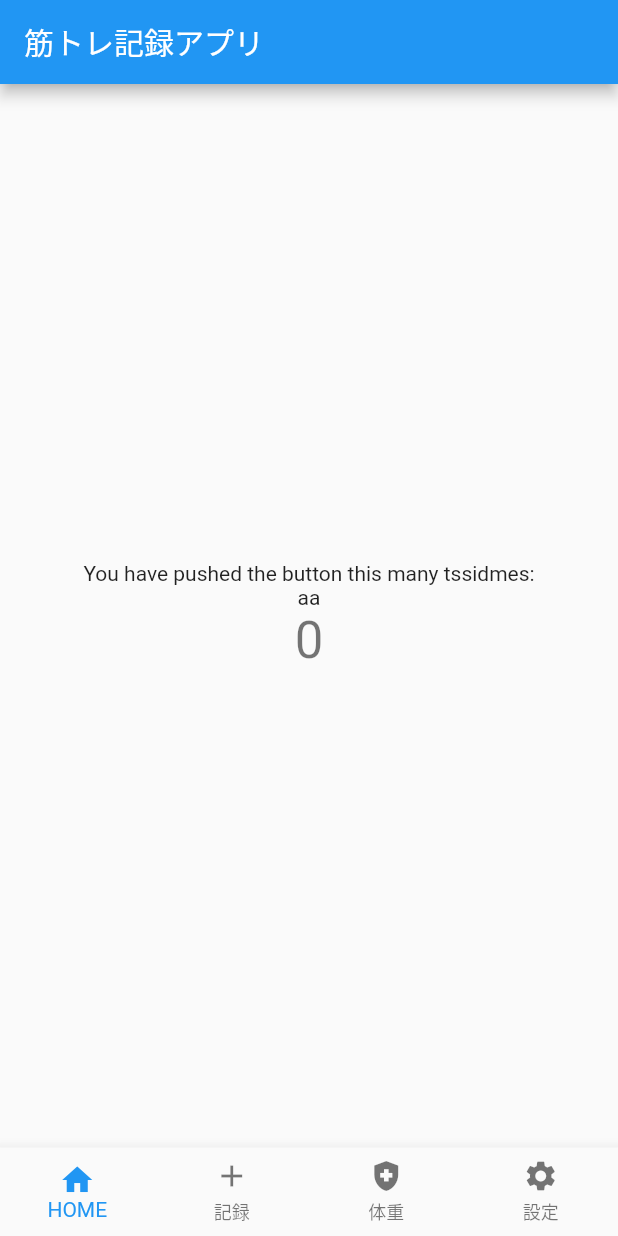
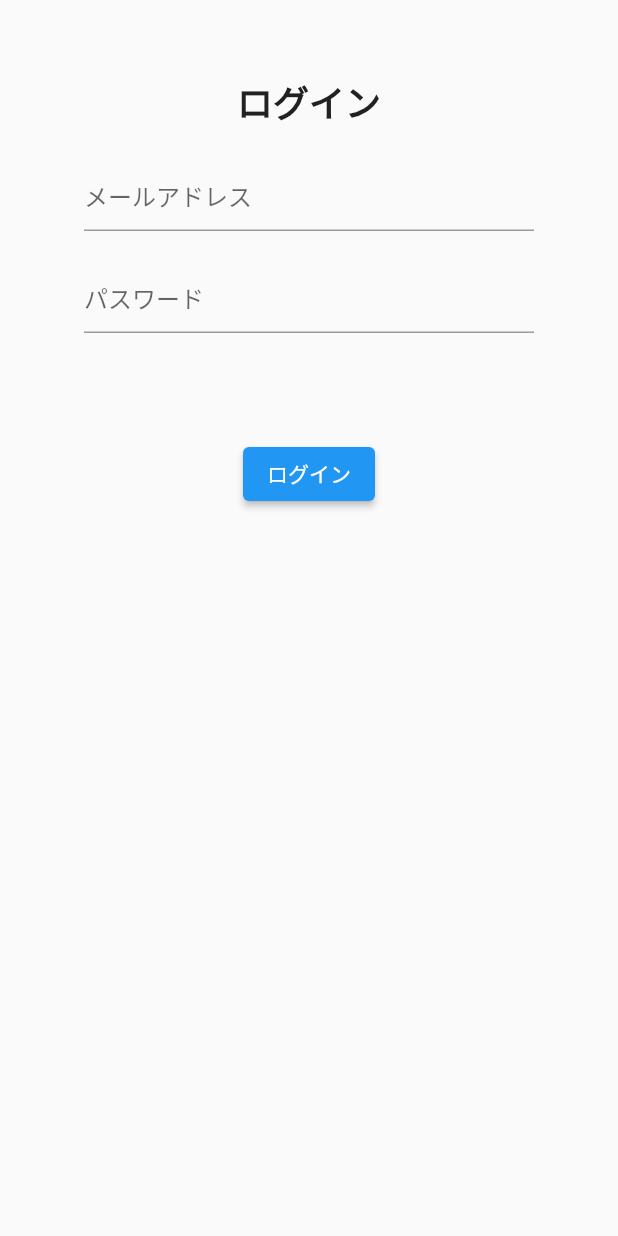
Before and after one commit to kos-san/training_note, a Flutter app: the screen it shows after launch, on a phone screen of 412 x 824 dp. Run offline on Flutter 3.47's test engine with Material 2 defaults, Android fonts, the phone set to English and light mode, and no system bars.

Commit message:
ログインページとトップページ遷移の設定

```diff
--- a/lib/main.dart
+++ b/lib/main.dart
@@ -1,4 +1,5 @@
 import 'package:flutter/material.dart';
+import 'package:training_note/view/account/login.dart';
 import 'package:training_note/view/parts/navigation_bar.dart';
 
 void main() {
@@ -16,7 +17,7 @@ class MyApp extends StatelessWidget {
       theme: ThemeData(
         primarySwatch: Colors.blue,
       ),
-      home: const MyHomePage(title: '筋トレ記録アプリ'),
+      home: const Login()
     );
   }
 }
@@ -41,6 +42,8 @@ class _MyHomePageState extends State<MyHomePage> {
 
   @override
   Widget build(BuildContext context) {
+    int selectedIndex = 0;
+    // List<Widget> pageList = [TimeLinePage(), AccountPage()];
     return Scaffold(
       appBar: AppBar(
         title: Text(widget.title),
--- /dev/null
+++ b/lib/view/account/login.dart
@@ -0,0 +1,59 @@
+import 'package:flutter/material.dart';
+
+import '../top_page.dart';
+
+class Login extends StatefulWidget {
+  const Login({Key? key}) : super(key: key);
+
+  @override
+  _LoginState createState() => _LoginState();
+}
+
+class _LoginState extends State<Login> {
+  TextEditingController emailController = TextEditingController();
+  TextEditingController passwordController = TextEditingController();
+
+  @override
+  Widget build(BuildContext context) {
+    return Scaffold(
+      body: SafeArea(
+        child: SizedBox(
+          width: double.infinity,
+          child: Column(
+            children: [
+              const SizedBox(height: 50),
+              const Text('ログイン', style: TextStyle(fontSize: 24, fontWeight: FontWeight.bold),),
+              Padding(
+                padding: const EdgeInsets.symmetric(vertical: 20.0),
+                child: SizedBox(
+                  width: 300,
+                  child: TextField(
+                    controller: emailController,
+                    decoration: const InputDecoration(
+                        hintText: 'メールアドレス'
+                    ),
+                  ),
+                ),
+              ),
+              SizedBox(
+                width: 300,
+                child: TextField(
+                  controller: passwordController,
+                  decoration: const InputDecoration(
+                      hintText: 'パスワード'
+                  ),
+                ),
+              ),
+              const SizedBox(height: 70),
+              ElevatedButton(
+                onPressed: (){
+                  Navigator.pushReplacement(context, MaterialPageRoute(builder: (context) => const TopPage()));
+                },
+                child: const Text('ログイン'))
+            ],
+          ),
+        ),
+      )
+    );
+  }
+}
```
Also changed, not shown: lib/view/top_page.dart (added, +35 -0 lines).
